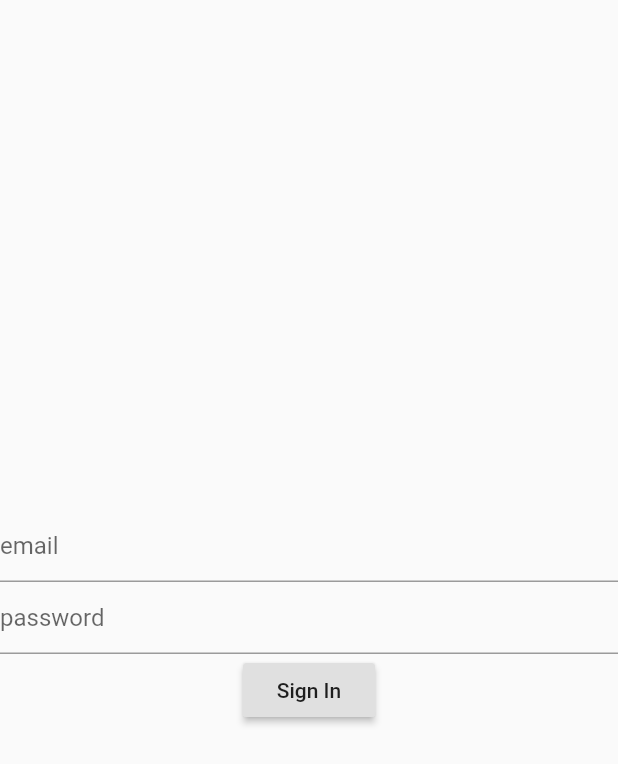
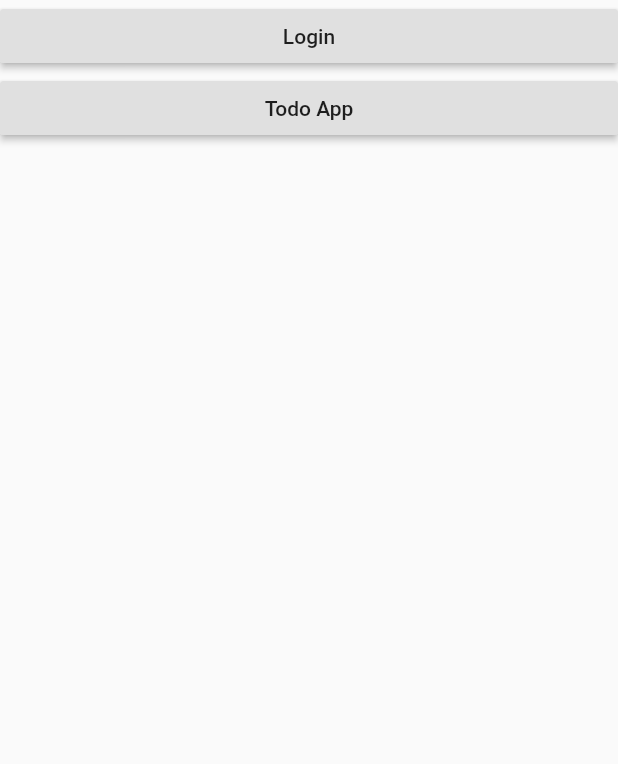
Before and after one commit to hatuan314/flutter-training, a Flutter app: the screen it shows after launch, on a phone screen of 412 x 824 dp. Shown: the top 764 px of the screen. Run offline on Flutter 3.47's test engine with Material 2 defaults, Android fonts, the phone set to English and light mode, and no system bars; our stand-ins replace flutter_screenutil.

Commit message:
Todo App

```diff
--- a/flutter_demo_app/lib/app.dart
+++ b/flutter_demo_app/lib/app.dart
@@ -1,12 +1,6 @@
 import 'package:flutter/material.dart';
-import 'package:flutterdemoapp/homework/ex51/ui/login_screen.dart';
-
-import 'package:flutterdemoapp/ui/widget/first_screen.dart';
-import 'package:flutterdemoapp/ui/widget/login_provider.dart';
-//import 'package:flutterdemoapp/ui/widget/login_screen.dart';
-import 'package:flutterdemoapp/ui/widget/second_screen.dart';
-import 'package:flutterdemoapp/ui/widget/third_screen.dart';
-import 'ui/widget/splash_screen.dart';
+import 'menu_screen.dart';
+import 'route.dart';
 
 /// Màu chủ đạo
 /// font chữ
@@ -24,7 +18,8 @@ class MyApp extends StatelessWidget {
       theme: ThemeData(
         primarySwatch: Colors.blue,
       ),
-      home: LoginScreen(),
+      home: MenuScreen(),
+      onGenerateRoute: router(),
     );
   }
 }
--- /dev/null
+++ b/flutter_demo_app/lib/common/route_list.dart
@@ -0,0 +1,5 @@
+class RouteList {
+  static const String todoList = '/todo-list';
+  static const String login = '/login';
+  static const String createTodo = '/create-todo';
+}
--- /dev/null
+++ b/flutter_demo_app/lib/menu_screen.dart
@@ -0,0 +1,23 @@
+import 'package:flutter/material.dart';
+import 'package:flutterdemoapp/common/route_list.dart';
+
+class MenuScreen extends StatelessWidget {
+  @override
+  Widget build(BuildContext context) {
+    // TODO: implement build
+    return Scaffold(
+      body: ListView(
+        children: <Widget>[
+          RaisedButton(
+            onPressed: () => Navigator.pushNamed(context, RouteList.login),
+            child: Text('Login'),
+          ),
+          RaisedButton(
+            onPressed: () => Navigator.pushNamed(context, RouteList.todoList),
+            child: Text('Todo App'),
+          ),
+        ],
+      ),
+    );
+  }
+}
--- /dev/null
+++ b/flutter_demo_app/lib/todo-app/model/todo.dart
@@ -0,0 +1,7 @@
+class Todo {
+  String title;
+  String date;
+  String content;
+
+  Todo({this.title, this.date, this.content});
+}
--- /dev/null
+++ b/flutter_demo_app/lib/todo-app/view_model/todo_view_model.dart
@@ -0,0 +1,17 @@
+import 'package:flutterdemoapp/todo-app/model/todo.dart';
+import 'package:flutterdemoapp/ui/view_model/base_view_model.dart';
+
+class TodoViewModel extends BaseViewModel {
+  List<Todo> _todoList = [];
+
+  List<Todo> get todoList => _todoList;
+
+  set todoList(List<Todo> value) {
+    _todoList = value;
+    notifyListeners();
+  }
+
+  void addTodo(Todo todo) {
+    todoList.add(todo);
+  }
+}
--- a/flutter_demo_app/pubspec.yaml
+++ b/flutter_demo_app/pubspec.yaml
@@ -26,6 +26,7 @@ dependencies:
   flutter_i18n: ^0.15.0
   font_awesome_flutter: ^8.8.1
   provider: ^4.0.4
+  flutter_screenutil: ^2.3.1
 
 dev_dependencies:
   flutter_test:
```
Also changed, not shown: flutter_demo_app/lib/route.dart (added, +51 -0 lines), flutter_demo_app/lib/todo-app/ui/create_to_do_screen.dart (added, +98 -0 lines), flutter_demo_app/lib/todo-app/ui/to_do_list_screen.dart (added, +78 -0 lines).
